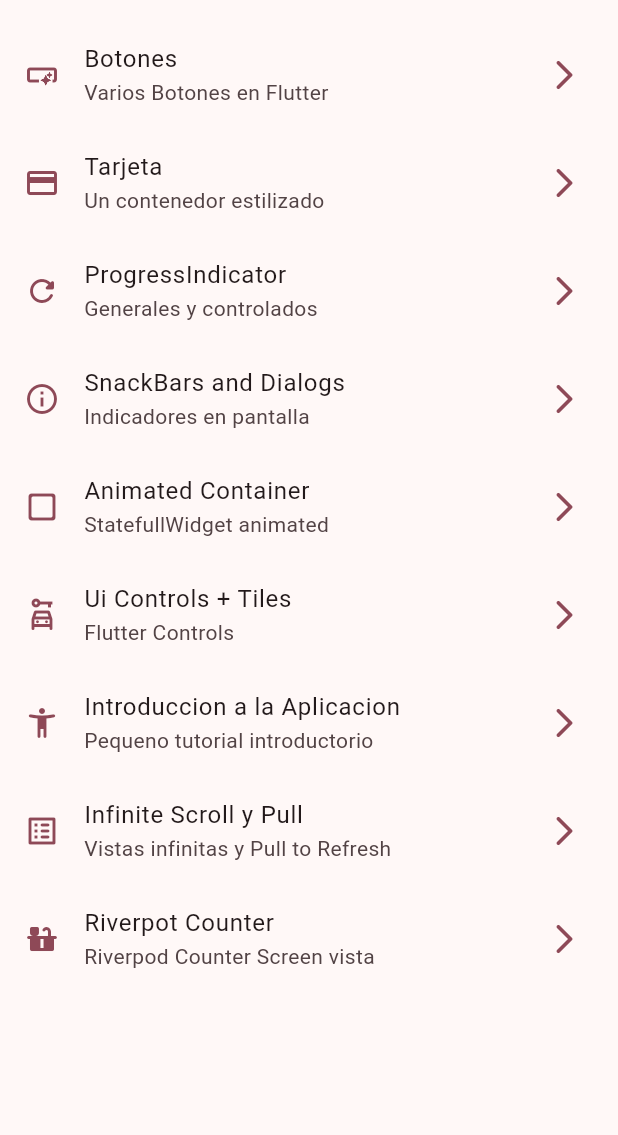
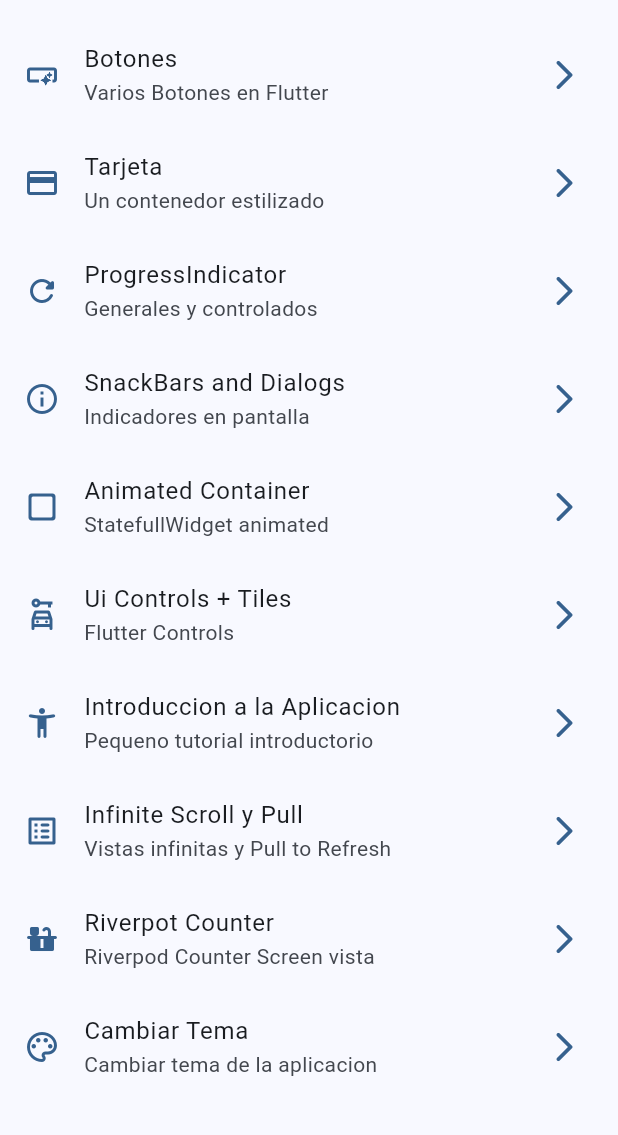
Before and after one commit to EdHuayllasco/WidgetsApp, a Flutter app: the screen it shows after launch, on a phone screen of 412 x 824 dp, the part 63-1198 px from its top. Run offline on Flutter 3.47's test engine with Material 2 defaults, Android fonts, the phone set to English and light mode, and no system bars; our stand-ins replace animate_do, flutter_riverpod, go_router.

Commit message:
antes del state notifier

```diff
--- a/lib/Presentation/screens/screens.dart
+++ b/lib/Presentation/screens/screens.dart
@@ -1,3 +1,5 @@
+export 'package:widgets_app/Presentation/screens/theme_changer/theme_changer.dart';
+
 export 'package:widgets_app/Presentation/screens/animated/animated_screen.dart';
 export 'package:widgets_app/Presentation/screens/app_tutorial/app_tutorial_screen.dart';
 export 'package:widgets_app/Presentation/screens/buttons/buttons_screen.dart';
--- a/lib/config/menu/menu_items.dart
+++ b/lib/config/menu/menu_items.dart
@@ -26,4 +26,5 @@ const List<MenuItem> appMenuItems =  [
   MenuItem(title: 'Introduccion a la Aplicacion', subtitle: 'Pequeno tutorial introductorio', link: '/tutorial', icon: Icons.accessibility_new_rounded),
   MenuItem(title: 'Infinite Scroll y Pull', subtitle: 'Vistas infinitas y Pull to Refresh', link: '/infinite', icon: Icons.list_alt_rounded),
   MenuItem(title: 'Riverpot Counter', subtitle: 'Riverpod Counter Screen vista', link: '/counter', icon: Icons.countertops_rounded),
+  MenuItem(title: 'Cambiar Tema', subtitle: 'Cambiar tema de la aplicacion', link: '/theme_changer', icon: Icons.color_lens_outlined),
 ];
--- a/lib/config/providers/theme_provider.dart
+++ b/lib/config/providers/theme_provider.dart
@@ -1,3 +1,6 @@
 import 'package:flutter_riverpod/flutter_riverpod.dart';
+import 'package:widgets_app/config/theme/app_theme.dart';
 
 final isDarkModeProvider = StateProvider((ref) => false);
+final colorListProvider = Provider((ref) => colorList);
+final selectColorProvider = StateProvider((ref) => 0);
--- a/lib/config/router/app_router.dart
+++ b/lib/config/router/app_router.dart
@@ -1,6 +1,7 @@
 import 'package:go_router/go_router.dart';
 import 'package:widgets_app/Presentation/screens/counted/counter_screen.dart';
 import 'package:widgets_app/Presentation/screens/screens.dart';
+import 'package:widgets_app/Presentation/screens/theme_changer/theme_changer.dart';
 
 // GoRouter configuration
 final appRouter = GoRouter(
@@ -57,6 +58,11 @@ final appRouter = GoRouter(
       path: '/counter',
       builder: (context, state) => const CounterScreen(),
     ),
+    GoRoute(
+      name: ThemeChanger.name,
+      path: '/theme_changer',
+      builder: (context, state) => const ThemeChanger(),
+    ),
   ],
 
 );
--- a/lib/config/theme/app_theme.dart
+++ b/lib/config/theme/app_theme.dart
@@ -22,15 +22,14 @@ const List<Color> colorList = [
 
 class AppTheme {
   final int selectedColor;
+  final bool isDarkmode;
 
-  AppTheme({required this.selectedColor})
-      : assert(selectedColor >= 0 && selectedColor < colorList.length, 'Invalid color index');
-  ThemeData getTheme() =>
-      ThemeData(
-        useMaterial3: true,
-        colorSchemeSeed: colorList[selectedColor],
-        appBarTheme: const AppBarTheme(
-          centerTitle: false
-        )
-      );
+  AppTheme({ this.selectedColor = 0, this.isDarkmode = false})
+      : assert(selectedColor >= 0 && selectedColor < colorList.length,
+            'Invalid color index');
+  ThemeData getTheme() => ThemeData(
+      useMaterial3: true,
+      brightness: isDarkmode ? Brightness.dark : Brightness.light ,
+      colorSchemeSeed: colorList[selectedColor],
+      appBarTheme: const AppBarTheme(centerTitle: false));
 }
--- a/lib/main.dart
+++ b/lib/main.dart
@@ -1,23 +1,25 @@
 import 'package:flutter/material.dart';
 import 'package:flutter_riverpod/flutter_riverpod.dart';
+import 'package:widgets_app/config/providers/theme_provider.dart';
 import 'package:widgets_app/config/router/app_router.dart';
 import 'package:widgets_app/config/theme/app_theme.dart';
 
 void main() {
-  runApp(const  ProviderScope(child: MainApp()));
+  runApp(const ProviderScope(child: MainApp()));
 }
 
-class MainApp extends StatelessWidget {
+class MainApp extends ConsumerWidget {
   const MainApp({super.key});
 
   @override
-  Widget build(BuildContext context) {
+  Widget build(BuildContext context, ref) {
+    final bool isDark = ref.watch(isDarkModeProvider);
+    final int color = ref.watch(selectColorProvider);
     return MaterialApp.router(
       title: 'Flutter Widgets',
       routerConfig: appRouter,
       debugShowCheckedModeBanner: false,
-      theme: AppTheme(selectedColor: 5).getTheme(),
-
+      theme: AppTheme(selectedColor: color, isDarkmode: isDark).getTheme(),
     );
   }
 }
```
Also changed, not shown: lib/Presentation/screens/theme_changer/theme_changer.dart (added, +59 -0 lines).
